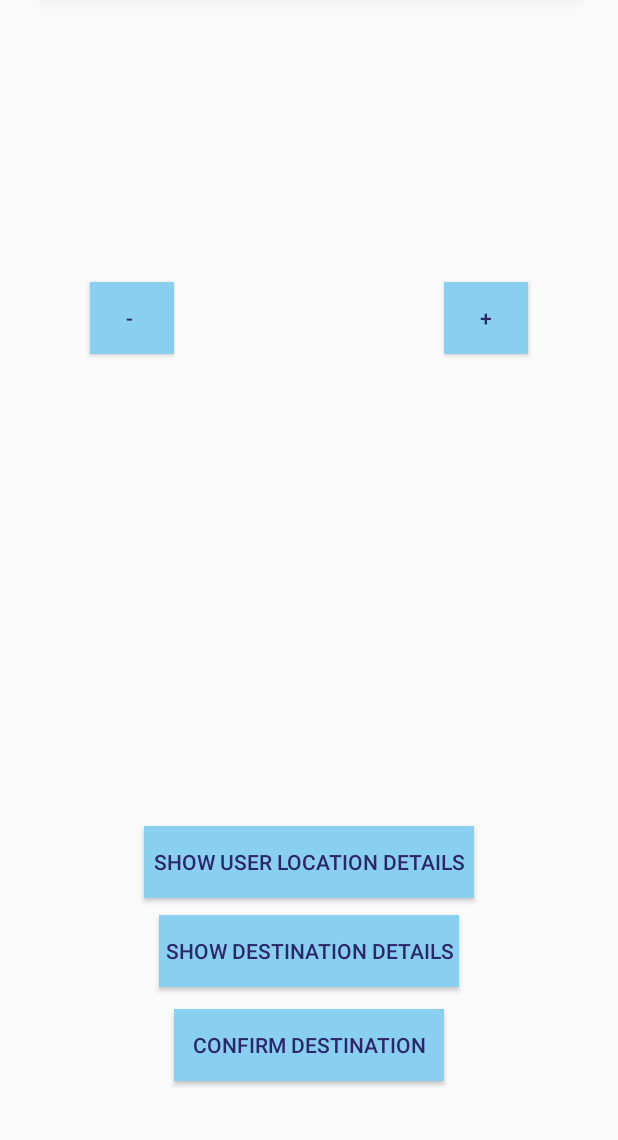
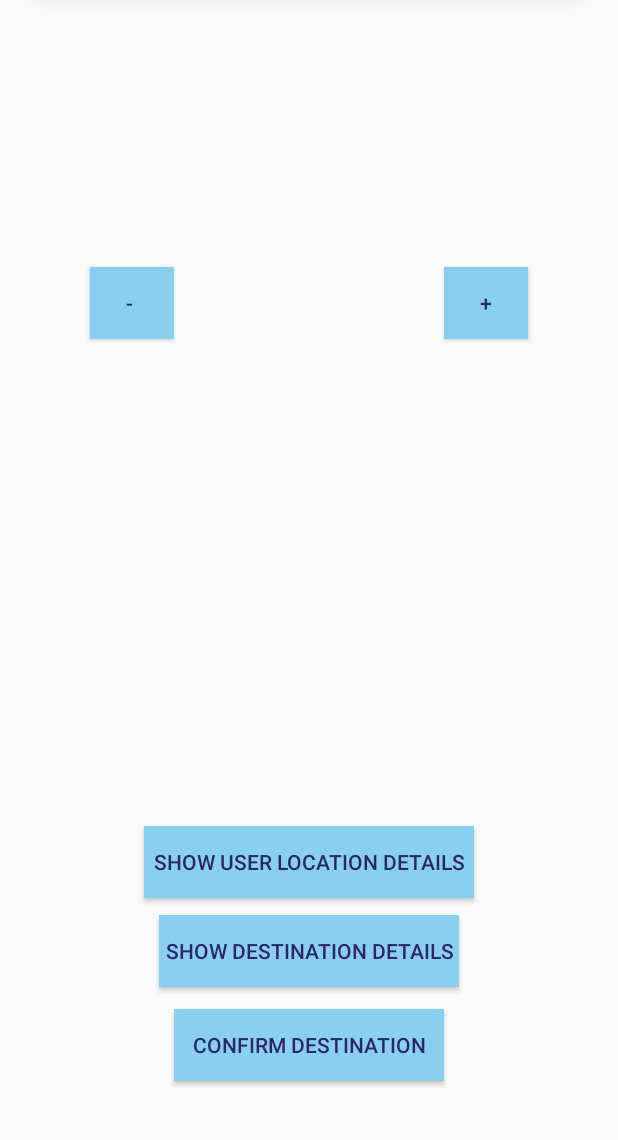
Before and after one commit to gcipta/GROWW_Chat_Feature_GCW, an Android app: the HelperMapsActivity screen opened directly, with no data from a screen before it, on a phone screen of 412 x 824 dp, the part 96-1236 px from its top. Run offline under Robolectric (Android 15) with nearby library versions, the phone set to English and light mode, and no system bars; our stand-ins replace Firebase (no records; nobody signed in at launch, a user with empty details on screens opened directly); 4 statements that could not run were skipped.

Commit message:
Fixing bug so sending a message can be done by pressing the enter button

```diff
--- a/app/src/main/res/layout/activity_chat.xml
+++ b/app/src/main/res/layout/activity_chat.xml
@@ -54,9 +54,10 @@
             android:layout_weight="8"
             android:background="@android:color/white"
             android:ems="10"
-            android:hint="Enter Message..."
-            android:inputType="textPersonName"
+            android:hint="@string/enter_message"
             android:paddingLeft="15dp"
+            android:inputType="text"
+            android:imeOptions="actionSend"
             android:textSize="18sp" />
 
         <ImageButton
--- a/app/src/main/res/layout/activity_helper_maps.xml
+++ b/app/src/main/res/layout/activity_helper_maps.xml
@@ -51,6 +51,7 @@
             android:ellipsize="start"
             android:textColor="#000"
             android:imeOptions="actionSearch"
+            android:inputType="text"
             android:textSize="15sp" />
     </RelativeLayout>
 
@@ -92,24 +93,23 @@
         android:id="@+id/zoomInButton"
         android:layout_width="56dp"
         android:layout_height="wrap_content"
-        android:layout_alignBottom="@+id/map"
         android:layout_alignParentEnd="true"
+        android:layout_alignParentTop="true"
         android:layout_marginEnd="60dp"
+        android:layout_marginTop="242dp"
+        android:background="@color/colorPrimary"
         android:text="+"
-        android:textColor="@color/colorAccent"
-        android:background="@color/colorPrimary"/>
+        android:textColor="@color/colorAccent" />
 
     <Button
         android:id="@+id/zoomOutButton"
         android:layout_width="56dp"
         android:layout_height="wrap_content"
-        android:layout_alignBottom="@+id/map"
-        android:layout_alignParentLeft="true"
         android:layout_alignParentStart="true"
+        android:layout_alignTop="@+id/zoomInButton"
         android:layout_marginStart="60dp"
-        android:layout_centerVertical="true"
+        android:background="@color/colorPrimary"
         android:text="- "
-        android:textColor="@color/colorAccent"
-        android:background="@color/colorPrimary"/>
+        android:textColor="@color/colorAccent" />
 
 </RelativeLayout>
--- a/app/src/main/res/values/strings.xml
+++ b/app/src/main/res/values/strings.xml
@@ -25,6 +25,7 @@
     <string name="password">Password</string>
     <string name="register">Register</string>
     <string name="logout">Logout</string>
+    <string name="enter_message">Enter Message...</string>
 
     <!-- TODO: Remove or change this placeholder text -->
     <string name="hello_blank_fragment">Hello blank fragment</string>
```
Also changed, not shown: app/src/main/java/com/example/gavv/my_groww_project/ChatActivity.java (+15 -0 lines).
